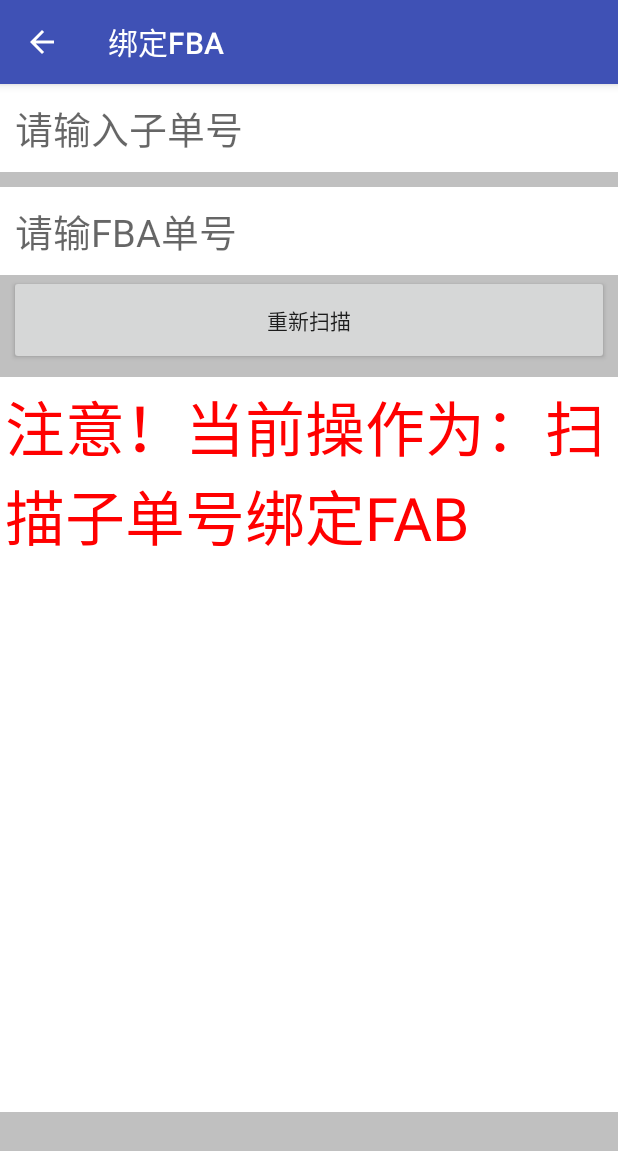
After one commit to JosionZhou/SlanApp, an Android app: the BindFBAActivity screen opened directly, with no data from a screen before it, on a phone screen of 412 x 824 dp. The commit adds this screen. Shown: the top 1151 px of the screen. Run offline under Robolectric (Android 15) with nearby library versions, the phone set to English and light mode, and no system bars; libraries missing offline, so code that uses them is left out: com.afollestad.materialdialogs, rx.android.schedulers, rx.functions, rx.schedulers.

Commit message:
1、添加扫描子单号绑定FBA号

```diff
--- a/app/src/main/AndroidManifest.xml
+++ b/app/src/main/AndroidManifest.xml
@@ -84,6 +84,9 @@
         <activity
             android:name=".PrintInnerLabelActivity"
             android:label="@string/text_slan_print_inner_label" />
+        <activity
+            android:name=".BindFBAActivity"
+            android:label="@string/text_slan_bind_fba_label" />
         <provider
             android:name="android.support.v4.content.FileProvider"
             android:authorities="com.sl56.lis.androidapp.fileprovider"
--- /dev/null
+++ b/app/src/main/java/com/sl56/lis/androidapp/BindFBAActivity.java
@@ -0,0 +1,181 @@
+package com.sl56.lis.androidapp;
+
+import android.annotation.SuppressLint;
+import android.os.Bundle;
+import android.support.v4.content.ContextCompat;
+import android.support.v7.app.AppCompatActivity;
+import android.view.KeyEvent;
+import android.view.MenuItem;
+import android.view.View;
+import android.view.ViewConfiguration;
+import android.widget.Button;
+import android.widget.EditText;
+import android.widget.TextView;
+
+import com.afollestad.materialdialogs.MaterialDialog;
+
+import org.json.JSONException;
+import org.json.JSONObject;
+
+import java.lang.reflect.Field;
+
+import rx.Observable;
+import rx.Subscriber;
+import rx.android.schedulers.AndroidSchedulers;
+import rx.functions.Action1;
+import rx.schedulers.Schedulers;
+
+
+public class BindFBAActivity extends AppCompatActivity {
+
+    private EditText etPackageNumber;
+    private EditText etFBANumber;
+    private MaterialDialog pDialog;
+    private Button btnReScan;
+    @SuppressLint("ResourceAsColor")
+    @Override
+    protected void onCreate(Bundle savedInstanceState) {
+        super.onCreate(savedInstanceState);
+        setContentView(R.layout.activity_bind_fba);
+        etPackageNumber = (EditText)findViewById(R.id.et_package_number);
+        etFBANumber = (EditText)findViewById(R.id.et_fba_number);
+        btnReScan = (Button)findViewById(R.id.btn_re_scan);
+        etPackageNumber.setOnKeyListener(new View.OnKeyListener() {
+            @Override
+            public boolean onKey(View view, int i, KeyEvent keyEvent) {
+                if (keyEvent.getKeyCode() == KeyEvent.KEYCODE_ENTER && keyEvent.getAction() == KeyEvent.ACTION_UP) {
+                    etFBANumber.requestFocus();
+                    return true;
+                }
+                return false;
+            }
+        });
+        etFBANumber.setOnKeyListener(new View.OnKeyListener() {
+            @Override
+            public boolean onKey(View view, int i, KeyEvent keyEvent) {
+                if (keyEvent.getKeyCode() == KeyEvent.KEYCODE_ENTER && keyEvent.getAction() == KeyEvent.ACTION_UP) {
+                    BindFBAToTDD();
+                    return true;
+                }
+                return false;
+            }
+        });
+        btnReScan.setOnClickListener(new View.OnClickListener() {
+            @Override
+            public void onClick(View view) {
+                etPackageNumber.requestFocus();
+                etPackageNumber.setText("");
+                etFBANumber.setText("");
+            }
+        });
+
+        android.support.v7.app.ActionBar actionBar = getSupportActionBar();
+        // 是否显示应用程序图标，默认为true
+        actionBar.setDisplayHomeAsUpEnabled(true);
+        // 是否显示应用程序标题，默认为true
+        actionBar.setDisplayShowTitleEnabled(true);
+        forceShowOverflowMenu();
+    }
+
+    @Override
+    public boolean onOptionsItemSelected(MenuItem item) {
+        switch (item.getItemId()) {
+            case android.R.id.home:
+                finish();
+                break;
+        }
+        return super.onOptionsItemSelected(item);
+    }
+
+    /**
+     * 绑定FBA单号到子单号
+     */
+    private void BindFBAToTDD(){
+        final String packageNumber = etPackageNumber.getText().toString();
+        final String fbaNumber = etFBANumber.getText().toString();
+        if(packageNumber.isEmpty()){
+            showDialog("提示","子单号不能为空");
+            return;
+        }
+        if(fbaNumber.isEmpty()){
+            showDialog("提示","FBA号不能为空");
+            return;
+        }
+        pDialog = new MaterialDialog.Builder(this)
+                .content("数据同步中...")
+                .cancelable(false)
+                .progress(true,0)
+                .show();
+        Observable.create(new Observable.OnSubscribe<JSONObject>() {
+            @Override
+            public void call(Subscriber<? super JSONObject> subscriber) {
+                JSONObject params = new JSONObject();
+                try {
+                    params.put("packageNumber",packageNumber);
+                    params.put("fbaNumber",fbaNumber);
+                    params.put("header",Global.getHeader());
+                } catch (JSONException e) {
+                    e.printStackTrace();
+                }
+                subscriber.onNext(HttpHelper.getJSONObjectFromUrl("BindFBAToTransportDocumentDetail",params));
+            }
+        })
+        .subscribeOn(Schedulers.io())
+        .observeOn(AndroidSchedulers.mainThread())
+        .subscribe(new Action1<JSONObject>() {
+            @Override
+            public void call(JSONObject jsonObject) {
+                pDialog.dismiss();
+                if(jsonObject!=null&&!jsonObject.toString().trim().isEmpty()){
+                    try {
+                        if (jsonObject.toString().contains("Error")) {
+                            String errorMsg = jsonObject.getString("Error");
+                            showDialog("网络访问异常",errorMsg);
+                        } else {
+                            Boolean isSuccess = jsonObject.getBoolean("Success");
+                            String message = jsonObject.getString("Message");
+                            if (!isSuccess) {
+                                showDialog("操作失败",message);
+                                etPackageNumber.requestFocus();
+                                etPackageNumber.selectAll();
+                            }else{
+                                etPackageNumber.requestFocus();
+                                etPackageNumber.setText("");
+                                etFBANumber.setText("");
+                            }
+                        }
+                    }catch (Exception e){
+                        showDialog("系统异常",e.getMessage());
+                    }
+                }
+                etPackageNumber.selectAll();
+            }
+        });
+    }
+    private void forceShowOverflowMenu() {
+        try {
+            ViewConfiguration config = ViewConfiguration.get(this);
+            Field menuKeyField = ViewConfiguration.class
+                    .getDeclaredField("sHasPermanentMenuKey");
+            if (menuKeyField != null) {
+                menuKeyField.setAccessible(true);
+                menuKeyField.setBoolean(config, false);
+            }
+        } catch (Exception e) {
+            e.printStackTrace();
+        }
+    }
+    private void showDialogAndShock(String title,String content,boolean isShock){
+        new MaterialDialog.Builder(BindFBAActivity.this)
+                .positiveText("确定")
+                .title(title)
+                .content(content)
+                .cancelable(false)
+                .show();
+        if(isShock)
+            VibratorHelper.shock(BindFBAActivity.this);
+    }
+    private void showDialog(String title,String content){
+        showDialogAndShock(title,content,true);
+    }
+}
--- /dev/null
+++ b/app/src/main/res/layout/activity_bind_fba.xml
@@ -0,0 +1,62 @@
+<?xml version="1.0" encoding="utf-8"?>
+<android.support.constraint.ConstraintLayout xmlns:android="http://schemas.android.com/apk/res/android"
+    xmlns:app="http://schemas.android.com/apk/res-auto"
+    xmlns:tools="http://schemas.android.com/tools"
+    android:layout_width="match_parent"
+    android:layout_height="match_parent"
+    android:background="@color/silver"
+    tools:context="com.sl56.lis.androidapp.ClearanceActivity">
+
+    <EditText
+        android:id="@+id/et_package_number"
+        android:layout_width="0dp"
+        android:layout_height="wrap_content"
+        android:background="@color/white"
+        android:hint="请输入子单号"
+        android:textSize="25dip"
+        android:singleLine="true"
+        android:padding="10dp"
+        app:layout_constraintLeft_toLeftOf="parent"
+        app:layout_constraintRight_toRightOf="parent"
+        app:layout_constraintTop_toTopOf="parent"
+        app:layout_constraintHorizontal_bias="0.0" />
+
+    <EditText
+        android:id="@+id/et_fba_number"
+        android:layout_width="0dp"
+        android:layout_height="wrap_content"
+        android:layout_marginTop="10dp"
+        android:background="@color/white"
+        android:hint="请输FBA单号"
+        android:padding="10dp"
+        android:singleLine="true"
+        android:textSize="25dip"
+        app:layout_constraintHorizontal_bias="0.0"
+        app:layout_constraintLeft_toLeftOf="parent"
+        app:layout_constraintRight_toRightOf="parent"
+        app:layout_constraintTop_toBottomOf="@+id/et_package_number" />
+
+    <Button
+        android:id="@+id/btn_re_scan"
+        android:layout_width="400dp"
+        android:layout_height="60dp"
+        android:text="重新扫描"
+        app:layout_constraintEnd_toEndOf="parent"
+        app:layout_constraintStart_toStartOf="parent"
+        app:layout_constraintTop_toBottomOf="@+id/et_fba_number" />
+
+    <TextView
+        android:id="@+id/tv_clearanceinfo"
+        android:layout_width="0dp"
+        android:layout_height="490dp"
+        android:layout_marginTop="8dp"
+        android:background="@color/white"
+        android:padding="3dp"
+        android:text="注意！当前操作为：扫描子单号绑定FAB"
+        android:textColor="@color/red"
+        android:textSize="40dip"
+        app:layout_constraintHorizontal_bias="0.0"
+        app:layout_constraintLeft_toLeftOf="parent"
+        app:layout_constraintRight_toRightOf="parent"
+        app:layout_constraintTop_toBottomOf="@+id/btn_re_scan" />
+</android.support.constraint.ConstraintLayout>
--- a/app/src/main/res/layout/activity_main.xml
+++ b/app/src/main/res/layout/activity_main.xml
@@ -36,7 +36,11 @@
         </TableRow>
 
         <TableRow>
-
+            <Button
+                android:id="@+id/btn_bind_FBA"
+                android:layout_width="wrap_content"
+                android:layout_height="60dp"
+                android:text="绑定FBA" />
         </TableRow>
 
     </TableLayout>
--- a/app/src/main/res/values/strings.xml
+++ b/app/src/main/res/values/strings.xml
@@ -19,6 +19,7 @@
     <string name="text_slan_scan_rgd">收货扫描</string>
     <string name="text_slan_packaging_optimization">包装优化</string>
     <string name="text_slan_print_inner_label">打印内部标签</string>
+    <string name="text_slan_bind_fba_label">绑定FBA</string>
     <string name="text_slan_action_remove_pallet">拆板</string>
     <string name="text_slan_activity_hscode">海关编码</string>
     <string name="text_add_hscode">添加海关编码</string>
```
Also changed, not shown: app/src/main/java/com/sl56/lis/androidapp/MainActivity.java (+7 -0 lines).
